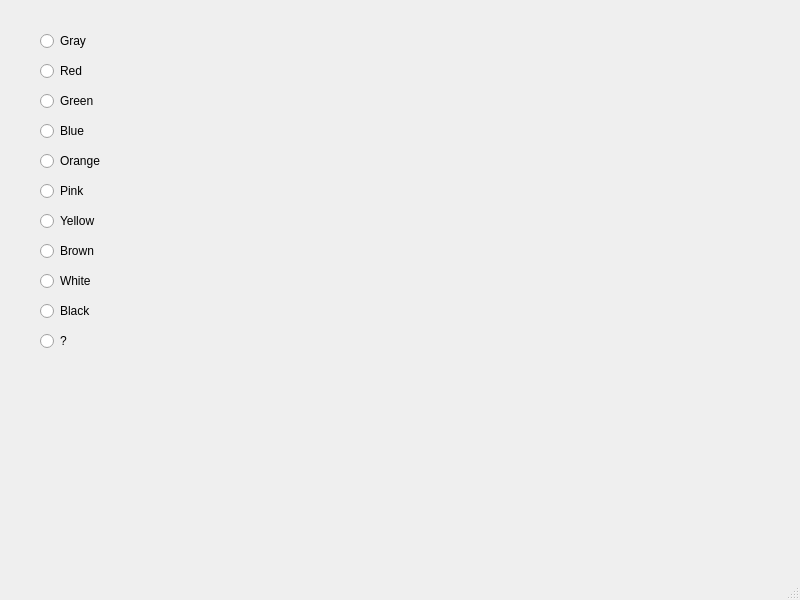
Qt form GUI/mainwindow.ui (ProtVlad/ProjectModernCpp) before a commit.
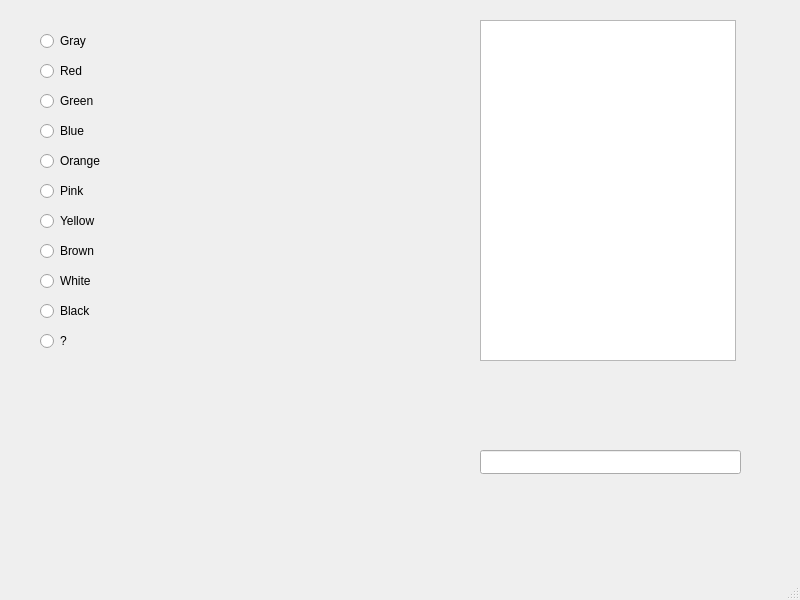
The same form after that commit.

Commit message: Added a chat widget

The edit to the form file:
```diff
--- a/GUI/mainwindow.ui
+++ b/GUI/mainwindow.ui
@@ -157,6 +157,29 @@
      <string>Black</string>
     </property>
    </widget>
+   <widget class="QListWidget" name="guessList">
+    <property name="geometry">
+     <rect>
+      <x>480</x>
+      <y>20</y>
+      <width>256</width>
+      <height>341</height>
+     </rect>
+    </property>
+    <property name="selectionMode">
+     <enum>QAbstractItemView::NoSelection</enum>
+    </property>
+   </widget>
+   <widget class="QLineEdit" name="guess">
+    <property name="geometry">
+     <rect>
+      <x>480</x>
+      <y>450</y>
+      <width>261</width>
+      <height>24</height>
+     </rect>
+    </property>
+   </widget>
   </widget>
   <widget class="QMenuBar" name="menubar">
    <property name="geometry">
```
The commit also changes 2 other files.
